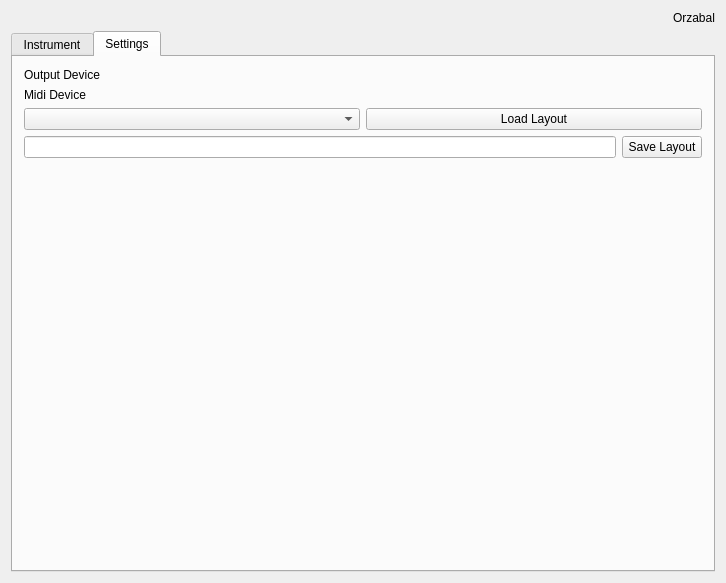
Before: the Qt Designer form src/qt/MainWindow.ui in chuckfairy/Orzabal, drawn with Qt 5.
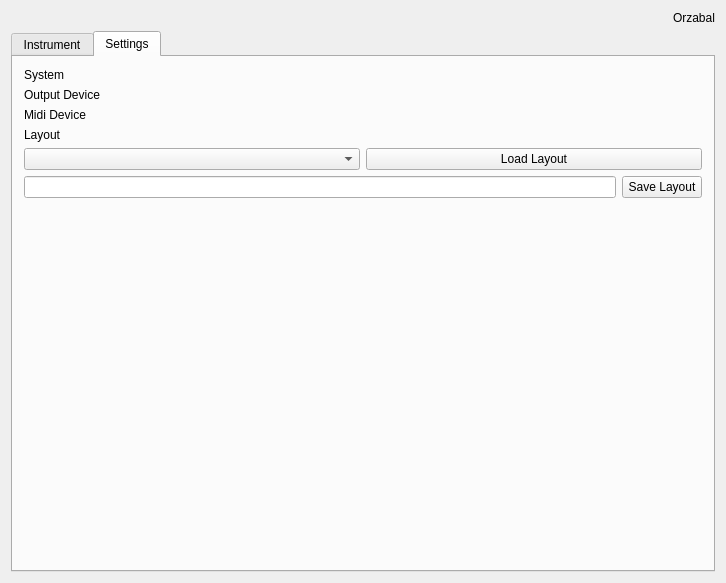
After: the same form once the commit is applied.

Diff of the .ui file:
```diff
--- a/src/qt/MainWindow.ui
+++ b/src/qt/MainWindow.ui
@@ -71,6 +71,13 @@
         <string>Settings</string>
        </attribute>
        <layout class="QVBoxLayout" name="verticalLayout_2">
+        <item>
+         <widget class="QLabel" name="label_3">
+          <property name="text">
+           <string>System</string>
+          </property>
+         </widget>
+        </item>
         <item>
          <layout class="QHBoxLayout" name="horizontalLayout_5">
           <item>
@@ -99,6 +106,13 @@
           </item>
          </layout>
         </item>
+        <item>
+         <widget class="QLabel" name="label_2">
+          <property name="text">
+           <string>Layout</string>
+          </property>
+         </widget>
+        </item>
         <item>
          <layout class="QHBoxLayout" name="horizontalLayout_2">
           <item>
```
